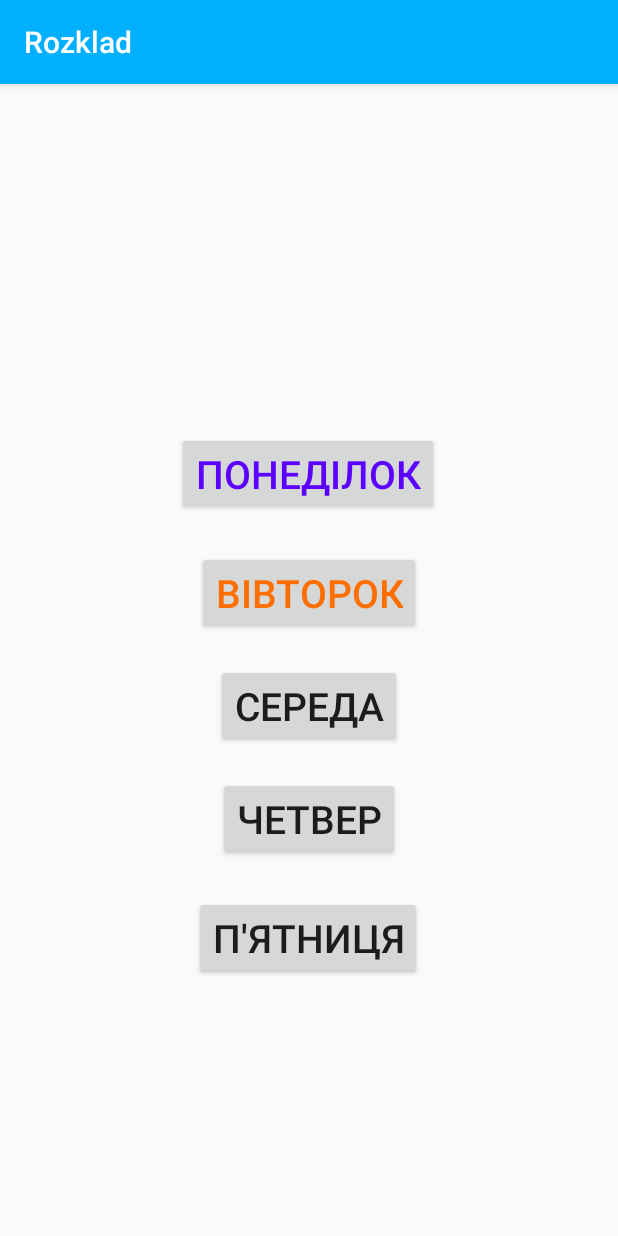
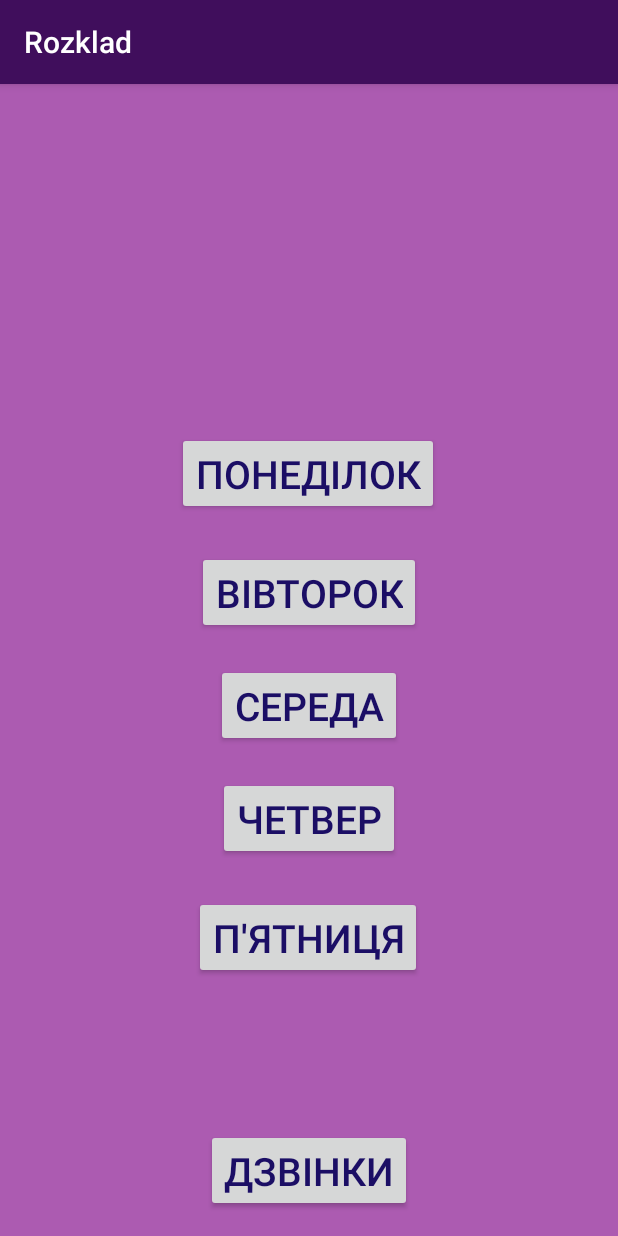
Before and after one commit to glebirus4/rozklad, an Android app: the screen it shows after launch (MainActivity), on a phone screen of 412 x 824 dp. Run offline under Robolectric (Android 15) with nearby library versions, the phone set to English and light mode, and no system bars.

Commit message:
background color, new feature

```diff
--- a/app/src/main/AndroidManifest.xml
+++ b/app/src/main/AndroidManifest.xml
@@ -9,13 +9,13 @@
         android:roundIcon="@mipmap/ic_launcher_round"
         android:supportsRtl="true"
         android:theme="@style/AppTheme">
-        <activity android:name=".MainActivity5"/>
+        <activity android:name=".MainActivity6"/>
+        <activity android:name=".MainActivity5" />
         <activity android:name=".MainActivity4" />
         <activity android:name=".MainActivity3" />
         <activity android:name=".MainActivity2" />
         <activity android:name=".Main3Activity" />
         <activity android:name=".MainActivity">
-
             <intent-filter>
                 <action android:name="android.intent.action.MAIN" />
 
--- a/app/src/main/res/layout/activity_main.xml
+++ b/app/src/main/res/layout/activity_main.xml
@@ -4,6 +4,7 @@
     xmlns:tools="http://schemas.android.com/tools"
     android:layout_width="match_parent"
     android:layout_height="match_parent"
+    android:background="#AC5BB1"
     tools:context=".MainActivity">
 
 
@@ -16,7 +17,7 @@
         android:layout_marginEnd="50dp"
         android:onClick="ponedilok"
         android:text="@string/pn"
-        android:textColor="#5C00FF"
+        android:textColor="#1B0E65"
         android:textSize="26sp"
         app:layout_constraintEnd_toEndOf="parent"
         app:layout_constraintHorizontal_bias="0.496"
@@ -32,7 +33,7 @@
         android:layout_marginEnd="50dp"
         android:onClick="vivtorok"
         android:text="@string/vt"
-        android:textColor="#FF6F00"
+        android:textColor="@color/colorButton"
         android:textSize="26sp"
         app:layout_constraintEnd_toEndOf="parent"
         app:layout_constraintStart_toStartOf="parent"
@@ -47,6 +48,7 @@
         android:layout_marginEnd="50dp"
         android:onClick="sereda"
         android:text="@string/sr"
+        android:textColor="@color/colorButton"
         android:textSize="26sp"
         app:layout_constraintEnd_toEndOf="parent"
         app:layout_constraintStart_toStartOf="parent"
@@ -59,6 +61,7 @@
         android:layout_marginStart="50dp"
         android:layout_marginTop="20dp"
         android:layout_marginEnd="50dp"
+        android:textColor="@color/colorButton"
         android:onClick="chetver"
         android:text="@string/cht"
         android:textSize="26sp"
@@ -74,6 +77,7 @@
         android:layout_marginTop="24dp"
         android:layout_marginEnd="50dp"
         android:onClick="last"
+        android:textColor="@color/colorButton"
         android:text="@string/pt"
         android:textSize="26sp"
         app:layout_constraintEnd_toEndOf="parent"
@@ -81,5 +85,20 @@
         app:layout_constraintStart_toStartOf="parent"
         app:layout_constraintTop_toBottomOf="@+id/button2" />
 
+    <Button
+        android:id="@+id/button4"
+        android:layout_width="wrap_content"
+        android:layout_height="wrap_content"
+        android:layout_marginStart="50dp"
+        android:layout_marginEnd="50dp"
+        android:layout_marginBottom="16dp"
+        android:onClick="time123"
+        android:text="@string/time"
+        android:textColor="@color/colorButton"
+        android:textSize="26sp"
+        app:layout_constraintBottom_toBottomOf="parent"
+        app:layout_constraintEnd_toEndOf="parent"
+        app:layout_constraintStart_toStartOf="parent" />
+
 
 </androidx.constraintlayout.widget.ConstraintLayout>
--- a/app/src/main/res/values/colors.xml
+++ b/app/src/main/res/values/colors.xml
@@ -1,8 +1,8 @@
 <?xml version="1.0" encoding="utf-8"?>
 <resources>
-    <color name="colorPrimary">#FFBF00</color>
-    <color name="colorPrimaryDark">#0022FF</color>
+    <color name="colorPrimary">#0022FF</color>
+    <color name="screenBackground">#96179F</color>
     <color name="colorAccent">#00FF88</color>
+    <color name="colorButton">#1B0E65</color>
     <color name="buttonBackground">#BBDEFB</color>
-    <color name="screenBackground2">#FF0000</color>
 </resources>
--- a/app/src/main/res/values/strings.xml
+++ b/app/src/main/res/values/strings.xml
@@ -10,4 +10,6 @@
     <string name="fourth">1)Математика\n2)Методика математики\n3)Історія України\n4)Екологія</string>
     <string name="pt">П\'ятниця</string>
     <string name="last">1)Психологія\n2)????/????\n3)??????</string>
+    <string name="time">Дзвінки</string>
+    <string name="time1">1)08:00–09:20\n2)09:35–10:55\n3)11:10–12:30\n4)13:00–14:20</string>
 </resources>
--- a/app/src/main/res/values/styles.xml
+++ b/app/src/main/res/values/styles.xml
@@ -2,8 +2,8 @@
     <!-- Base application theme. -->
     <style name="AppTheme" parent="Theme.AppCompat.Light.DarkActionBar">
         <!-- Customize your theme here. -->
-        <item name="colorPrimary">#00B0FF</item>
-        <item name="colorPrimaryDark">#00628E</item>
+        <item name="colorPrimary">#400E5C</item>
+        <item name="colorPrimaryDark">#2E0A42</item>
         <item name="colorAccent">#FFE500</item>
     </style>
 
```
Also changed, not shown: app/src/main/java/com/example/myapplication1/Main3Activity.kt (+7 -6 lines), app/src/main/java/com/example/myapplication1/MainActivity.kt (+6 -5 lines), app/src/main/java/com/example/myapplication1/MainActivity2.kt (+9 -1 lines), app/src/main/java/com/example/myapplication1/MainActivity3.kt (+8 -0 lines), app/src/main/java/com/example/myapplication1/MainActivity4.kt (+7 -0 lines), app/src/main/java/com/example/myapplication1/MainActivity5.kt (+7 -0 lines), app/src/main/java/com/example/myapplication1/MainActivity6.kt (added, +11 -0 lines), app/src/main/res/layout/activity_main3.xml (+15 -0 lines), app/src/main/res/layout/activity_main4.xml (+15 -0 lines), app/src/main/res/layout/activity_main5.xml (+14 -0 lines), app/src/main/res/layout/activity_main6.xml (+15 -0 lines), app/src/main/res/layout/activity_main7.xml (added, +34 -0 lines).
